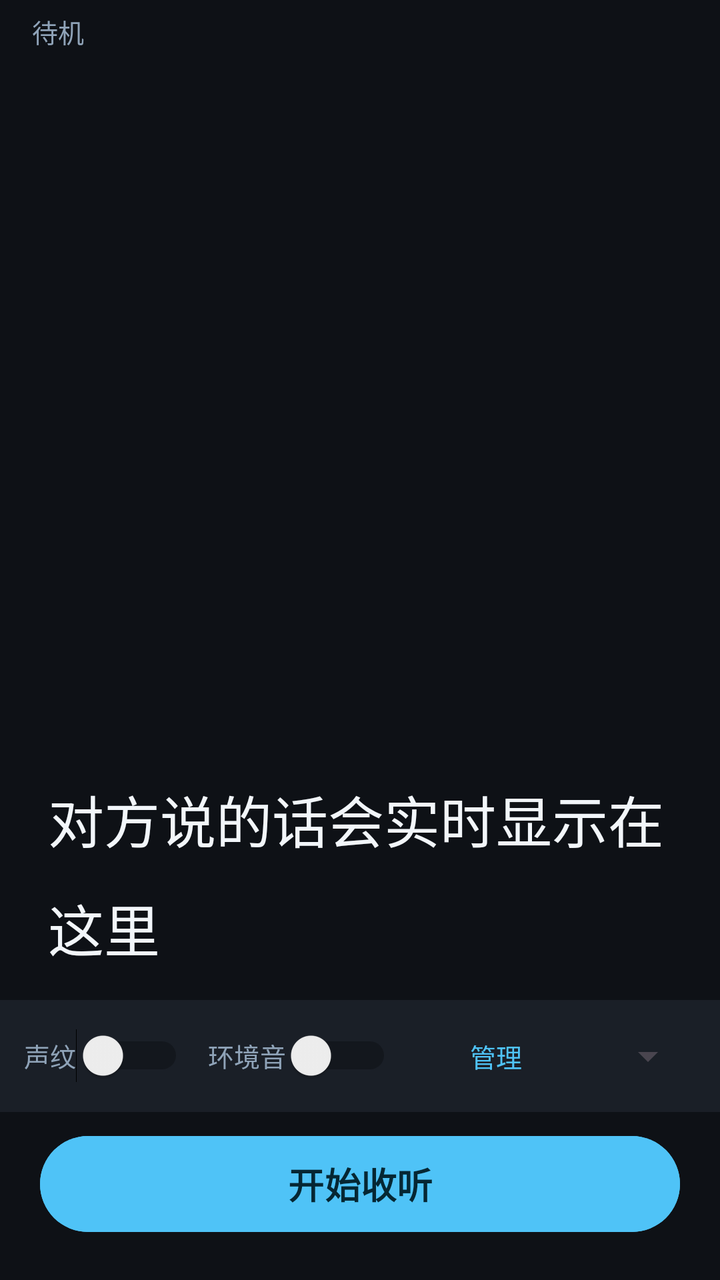
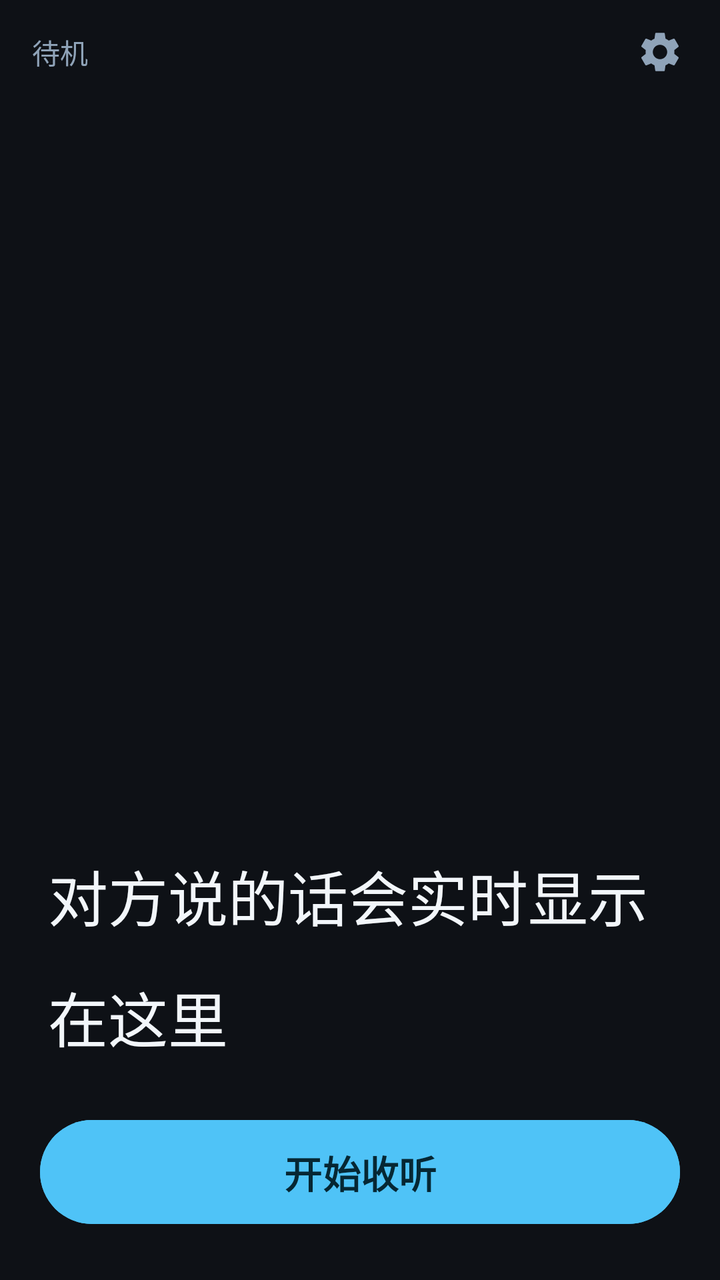

The first picture is an Android layout as it rendered before a commit; the second is the same layout after the commit. The layout source and the unified diff follow.
<!-- AndroidManifest.xml: application theme Theme.HearingAssist -->
<!-- res/layout/activity_main.xml -->
<?xml version="1.0" encoding="utf-8"?>
<LinearLayout xmlns:android="http://schemas.android.com/apk/res/android"
    android:layout_width="match_parent"
    android:layout_height="match_parent"
    android:background="@color/background"
    android:orientation="vertical">

    
    <TextView
        android:id="@+id/tvStatus"
        android:layout_width="match_parent"
        android:layout_height="wrap_content"
        android:paddingHorizontal="16dp"
        android:paddingVertical="6dp"
        android:text="@string/status_idle"
        android:textColor="@color/text_secondary"
        android:textSize="13sp" />

    
    <ScrollView
        android:id="@+id/scrollSubtitles"
        android:layout_width="match_parent"
        android:layout_height="0dp"
        android:layout_weight="1"
        android:fillViewport="true">

        <TextView
            android:id="@+id/tvSubtitles"
            android:layout_width="match_parent"
            android:layout_height="wrap_content"
            android:gravity="bottom"
            android:lineSpacingMultiplier="1.35"
            android:paddingHorizontal="24dp"
            android:paddingVertical="16dp"
            android:text="@string/initial_hint"
            android:textColor="@color/text_primary"
            android:textSize="28sp" />
    </ScrollView>

    
    <TextView
        android:id="@+id/tvEnvAlert"
        android:layout_width="match_parent"
        android:layout_height="wrap_content"
        android:background="@color/env_alert"
        android:paddingHorizontal="16dp"
        android:paddingVertical="10dp"
        android:textColor="@color/env_alert_text"
        android:textSize="20sp"
        android:textStyle="bold"
        android:visibility="gone" />

    
    <LinearLayout
        android:layout_width="match_parent"
        android:layout_height="wrap_content"
        android:background="@color/surface"
        android:gravity="center_vertical"
        android:orientation="horizontal"
        android:paddingVertical="8dp"
        android:paddingHorizontal="12dp">

        
        <LinearLayout
            android:layout_width="0dp"
            android:layout_height="wrap_content"
            android:layout_weight="1"
            android:gravity="center_vertical"
            android:orientation="horizontal">

            <TextView
                android:layout_width="wrap_content"
                android:layout_height="wrap_content"
                android:text="@string/vp_label_short"
                android:textColor="@color/text_secondary"
                android:textSize="13sp" />

            <Switch
                android:id="@+id/swVoiceprint"
                android:layout_width="wrap_content"
                android:layout_height="wrap_content"
                android:checked="false" />
        </LinearLayout>

        
        <LinearLayout
            android:layout_width="0dp"
            android:layout_height="wrap_content"
            android:layout_weight="1"
            android:gravity="center_vertical"
            android:orientation="horizontal">

            <TextView
                android:layout_width="wrap_content"
                android:layout_height="wrap_content"
                android:text="@string/env_label_short"
                android:textColor="@color/text_secondary"
                android:textSize="13sp" />

            <Switch
                android:id="@+id/swEnvSound"
                android:layout_width="wrap_content"
                android:layout_height="wrap_content"
                android:checked="false" />
        </LinearLayout>

        
        <Button
            android:id="@+id/btnVoiceprintManage"
            android:layout_width="wrap_content"
            android:layout_height="40dp"
            android:layout_marginStart="8dp"
            android:backgroundTint="@android:color/transparent"
            android:text="@string/vp_manage"
            android:textColor="@color/accent"
            android:textSize="13sp" />

        
        <Spinner
            android:id="@+id/spnLang"
            android:layout_width="wrap_content"
            android:layout_height="40dp"
            android:layout_marginStart="8dp"
            android:padding="4dp" />
    </LinearLayout>

    
    <Button
        android:id="@+id/btnMain"
        android:layout_width="match_parent"
        android:layout_height="56dp"
        android:layout_marginHorizontal="20dp"
        android:layout_marginTop="8dp"
        android:layout_marginBottom="20dp"
        android:backgroundTint="@color/accent"
        android:text="@string/btn_start"
        android:textColor="#062733"
        android:textSize="18sp"
        android:textStyle="bold" />
</LinearLayout>
<!-- resources referenced by this layout -->
<resources>
  <color name="accent">#4FC3F7</color>
  <color name="background">#0E1116</color>
  <color name="env_alert">#FFB300</color>
  <color name="env_alert_text">#1A1200</color>
  <color name="surface">#1A1F27</color>
  <color name="text_primary">#F2F6FA</color>
  <color name="text_secondary">#8FA3B8</color>
  <string name="btn_start">开始收听</string>
  <string name="env_label_short">环境音</string>
  <string name="initial_hint">对方说的话会实时显示在这里</string>
  <string name="status_idle">待机</string>
  <string name="vp_label_short">声纹</string>
  <string name="vp_manage">管理</string>
  <style name="Theme.HearingAssist" parent="Theme.Material3.DayNight.NoActionBar">
          <item name="android:windowBackground">@color/background</item>
          <item name="android:statusBarColor">@color/background</item>
          <item name="android:navigationBarColor">@color/background</item>
          <item name="android:windowLightStatusBar">false</item>
      </style>
</resources>

<!-- the commit's change to res/layout/activity_main.xml (unified diff, before → after) -->
@@ -6,15 +6,32 @@
     android:orientation="vertical">
 
     
-    <TextView
-        android:id="@+id/tvStatus"
+    <LinearLayout
         android:layout_width="match_parent"
         android:layout_height="wrap_content"
-        android:paddingHorizontal="16dp"
-        android:paddingVertical="6dp"
-        android:text="@string/status_idle"
-        android:textColor="@color/text_secondary"
-        android:textSize="13sp" />
+        android:gravity="center_vertical"
+        android:orientation="horizontal"
+        android:paddingStart="16dp"
+        android:paddingEnd="8dp"
+        android:paddingVertical="4dp">
+
+        <TextView
+            android:id="@+id/tvStatus"
+            android:layout_width="0dp"
+            android:layout_height="wrap_content"
+            android:layout_weight="1"
+            android:text="@string/status_idle"
+            android:textColor="@color/text_secondary"
+            android:textSize="14sp" />
+
+        <ImageButton
+            android:id="@+id/btnSettings"
+            android:layout_width="44dp"
+            android:layout_height="44dp"
+            android:background="?attr/selectableItemBackgroundBorderless"
+            android:contentDescription="@string/settings_title"
+            android:src="@drawable/ic_settings" />
+    </LinearLayout>
 
     
     <ScrollView
@@ -29,12 +46,12 @@
             android:layout_width="match_parent"
             android:layout_height="wrap_content"
             android:gravity="bottom"
-            android:lineSpacingMultiplier="1.35"
+            android:lineSpacingMultiplier="1.4"
             android:paddingHorizontal="24dp"
             android:paddingVertical="16dp"
             android:text="@string/initial_hint"
             android:textColor="@color/text_primary"
-            android:textSize="28sp" />
+            android:textSize="30sp" />
     </ScrollView>
 
     
@@ -44,97 +61,23 @@
         android:layout_height="wrap_content"
         android:background="@color/env_alert"
         android:paddingHorizontal="16dp"
-        android:paddingVertical="10dp"
+        android:paddingVertical="12dp"
         android:textColor="@color/env_alert_text"
         android:textSize="20sp"
         android:textStyle="bold"
         android:visibility="gone" />
 
     
-    <LinearLayout
-        android:layout_width="match_parent"
-        android:layout_height="wrap_content"
-        android:background="@color/surface"
-        android:gravity="center_vertical"
-        android:orientation="horizontal"
-        android:paddingVertical="8dp"
-        android:paddingHorizontal="12dp">
-
-        
-        <LinearLayout
-            android:layout_width="0dp"
-            android:layout_height="wrap_content"
-            android:layout_weight="1"
-            android:gravity="center_vertical"
-            android:orientation="horizontal">
-
-            <TextView
-                android:layout_width="wrap_content"
-                android:layout_height="wrap_content"
-                android:text="@string/vp_label_short"
-                android:textColor="@color/text_secondary"
-                android:textSize="13sp" />
-
-            <Switch
-                android:id="@+id/swVoiceprint"
-                android:layout_width="wrap_content"
-                android:layout_height="wrap_content"
-                android:checked="false" />
-        </LinearLayout>
-
-        
-        <LinearLayout
-            android:layout_width="0dp"
-            android:layout_height="wrap_content"
-            android:layout_weight="1"
-            android:gravity="center_vertical"
-            android:orientation="horizontal">
-
-            <TextView
-                android:layout_width="wrap_content"
-                android:layout_height="wrap_content"
-                android:text="@string/env_label_short"
-                android:textColor="@color/text_secondary"
-                android:textSize="13sp" />
-
-            <Switch
-                android:id="@+id/swEnvSound"
-                android:layout_width="wrap_content"
-                android:layout_height="wrap_content"
-                android:checked="false" />
-        </LinearLayout>
-
-        
-        <Button
-            android:id="@+id/btnVoiceprintManage"
-            android:layout_width="wrap_content"
-            android:layout_height="40dp"
-            android:layout_marginStart="8dp"
-            android:backgroundTint="@android:color/transparent"
-            android:text="@string/vp_manage"
-            android:textColor="@color/accent"
-            android:textSize="13sp" />
-
-        
-        <Spinner
-            android:id="@+id/spnLang"
-            android:layout_width="wrap_content"
-            android:layout_height="40dp"
-            android:layout_marginStart="8dp"
-            android:padding="4dp" />
-    </LinearLayout>
-
-    
     <Button
         android:id="@+id/btnMain"
         android:layout_width="match_parent"
-        android:layout_height="56dp"
+        android:layout_height="60dp"
         android:layout_marginHorizontal="20dp"
-        android:layout_marginTop="8dp"
-        android:layout_marginBottom="20dp"
+        android:layout_marginTop="10dp"
+        android:layout_marginBottom="24dp"
         android:backgroundTint="@color/accent"
         android:text="@string/btn_start"
         android:textColor="#062733"
-        android:textSize="18sp"
+        android:textSize="19sp"
         android:textStyle="bold" />
 </LinearLayout>
<!-- resource entries referenced after the edit -->
@@ -4,15 +4,22 @@
   <color name="background">#0E1116</color>
   <color name="env_alert">#FFB300</color>
   <color name="env_alert_text">#1A1200</color>
-  <color name="surface">#1A1F27</color>
   <color name="text_primary">#F2F6FA</color>
   <color name="text_secondary">#8FA3B8</color>
+  <!-- drawable ic_settings (drawable) -->
+  <vector xmlns:android="http://schemas.android.com/apk/res/android"
+      android:width="24dp"
+      android:height="24dp"
+      android:viewportWidth="24"
+      android:viewportHeight="24">
+      <path
+          android:fillColor="#FF8FA3B8"
+          android:pathData="M19.14,12.94c0.04,-0.3 0.06,-0.61 0.06,-0.94c0,-0.32 -0.02,-0.64 -0.07,-0.94l2.03,-1.58c0.18,-0.14 0.23,-0.41 0.12,-0.61l-1.92,-3.32c-0.12,-0.22 -0.37,-0.29 -0.59,-0.22l-2.39,0.96c-0.5,-0.38 -1.03,-0.7 -1.62,-0.94L14.4,2.81c-0.04,-0.24 -0.24,-0.41 -0.48,-0.41h-3.84c-0.24,0 -0.43,0.17 -0.47,0.41L9.25,5.35C8.66,5.59 8.12,5.92 7.63,6.29L5.24,5.33c-0.22,-0.08 -0.47,0 -0.59,0.22L2.74,8.87C2.62,9.08 2.66,9.34 2.86,9.48l2.03,1.58C4.84,11.36 4.8,11.69 4.8,12s0.02,0.64 0.07,0.94l-2.03,1.58c-0.18,0.14 -0.23,0.41 -0.12,0.61l1.92,3.32c0.12,0.22 0.37,0.29 0.59,0.22l2.39,-0.96c0.5,0.38 1.03,0.7 1.62,0.94l0.36,2.54c0.05,0.24 0.24,0.41 0.48,0.41h3.84c0.24,0 0.44,-0.17 0.47,-0.41l0.36,-2.54c0.59,-0.24 1.13,-0.56 1.62,-0.94l2.39,0.96c0.22,0.08 0.47,0 0.59,-0.22l1.92,-3.32c0.12,-0.22 0.07,-0.47 -0.12,-0.61L19.14,12.94zM12,15.6c-1.98,0 -3.6,-1.62 -3.6,-3.6s1.62,-3.6 3.6,-3.6s3.6,1.62 3.6,3.6S13.98,15.6 12,15.6z" />
+  </vector>
   <string name="btn_start">开始收听</string>
-  <string name="env_label_short">环境音</string>
   <string name="initial_hint">对方说的话会实时显示在这里</string>
+  <string name="settings_title">设置</string>
   <string name="status_idle">待机</string>
-  <string name="vp_label_short">声纹</string>
-  <string name="vp_manage">管理</string>
   <style name="Theme.HearingAssist" parent="Theme.Material3.DayNight.NoActionBar">
           <item name="android:windowBackground">@color/background</item>
           <item name="android:statusBarColor">@color/background</item>
